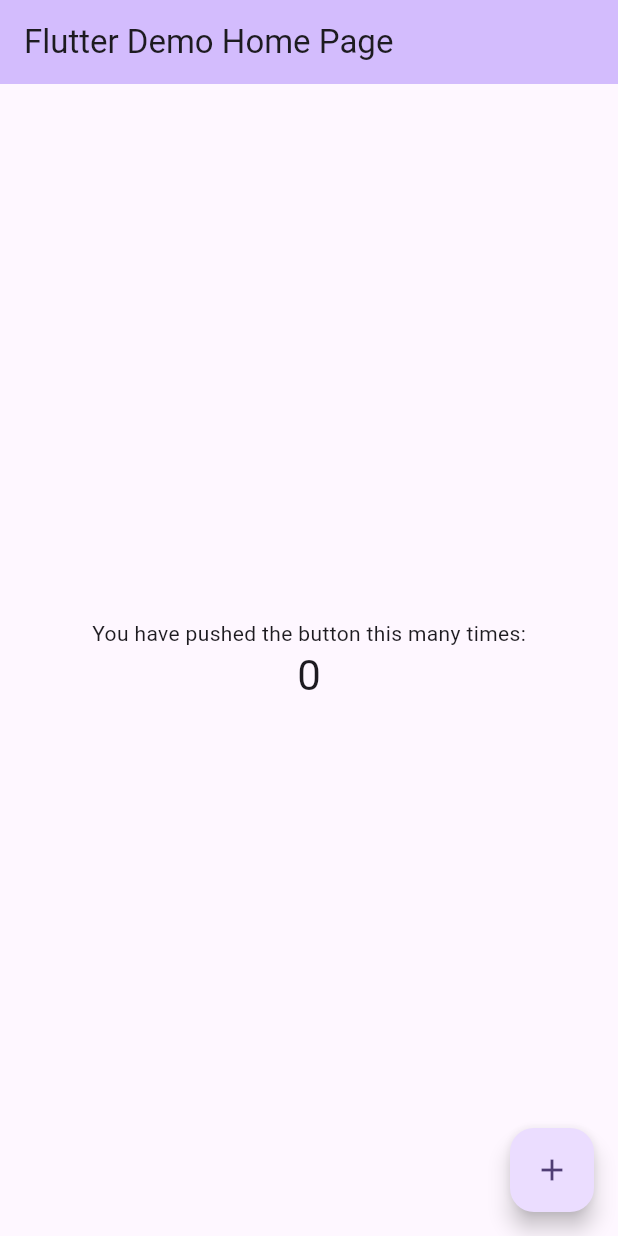
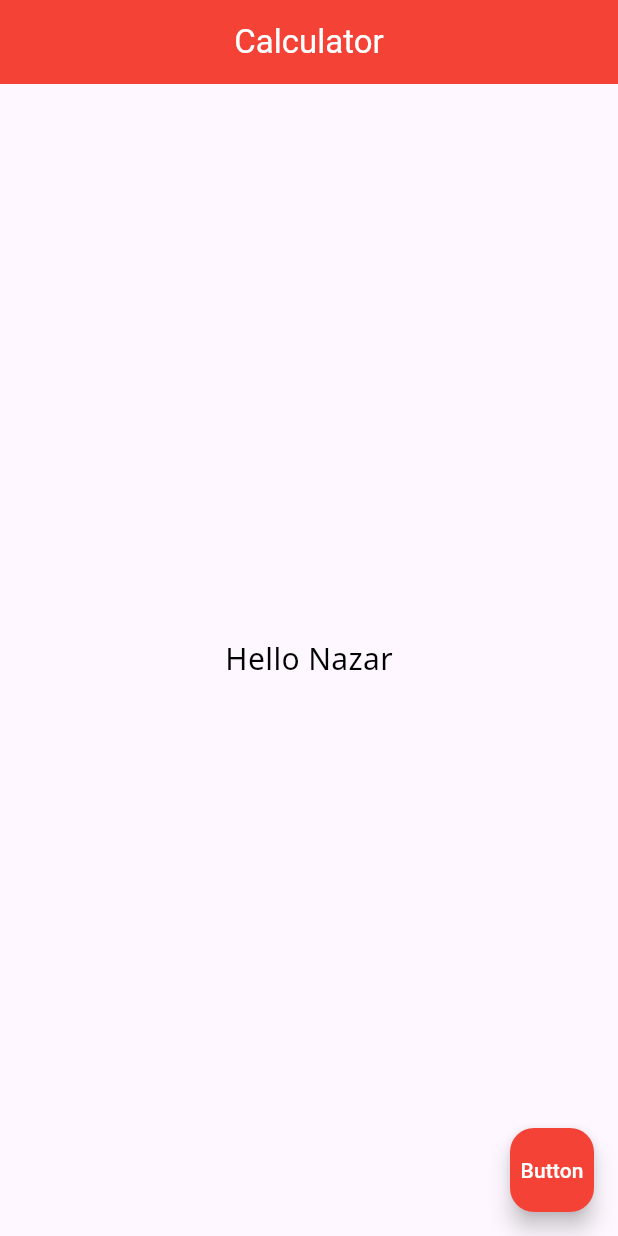
Before and after one commit to RudovichNazar23/DartCalculator, a Flutter app: the screen it shows after launch, on a phone screen of 412 x 824 dp. Run offline on Flutter 3.47's test engine with Material 3 defaults, Android fonts, the phone set to English and light mode, and no system bars.

Commit message:
added some basic landing and new fonts

```diff
--- a/lib/main.dart
+++ b/lib/main.dart
@@ -1,125 +1,48 @@
 import 'package:flutter/material.dart';
 
 void main() {
-  runApp(const MyApp());
-}
+  runApp(MaterialApp(
+    home: Home()
+)); }
 
-class MyApp extends StatelessWidget {
-  const MyApp({super.key});
+class Home extends StatelessWidget {
+  final String username = "Nazar";
 
-  // This widget is the root of your application.
+  const Home({super.key});
+
   @override
   Widget build(BuildContext context) {
-    return MaterialApp(
-      title: 'Flutter Demo',
-      theme: ThemeData(
-        // This is the theme of your application.
-        //
-        // TRY THIS: Try running your application with "flutter run". You'll see
-        // the application has a purple toolbar. Then, without quitting the app,
-        // try changing the seedColor in the colorScheme below to Colors.green
-        // and then invoke "hot reload" (save your changes or press the "hot
-        // reload" button in a Flutter-supported IDE, or press "r" if you used
-        // the command line to start the app).
-        //
-        // Notice that the counter didn't reset back to zero; the application
-        // state is not lost during the reload. To reset the state, use hot
-        // restart instead.
-        //
-        // This works for code too, not just values: Most code changes can be
-        // tested with just a hot reload.
-        colorScheme: ColorScheme.fromSeed(seedColor: Colors.deepPurple),
-        useMaterial3: true,
+    return Scaffold(
+      appBar: AppBar(
+        title: Text(
+          "Calculator",
+          style: TextStyle(
+              color: Colors.white
+          ),
+        ),
+        backgroundColor: Colors.red[500],
+        centerTitle: true,
       ),
-      home: const MyHomePage(title: 'Flutter Demo Home Page'),
+      body: Center(
+        child: Text(
+          "Hello $username",
+          style: TextStyle(
+              color: Colors.black,
+              fontSize: 20,
+              fontFamily: "NotoSansNewa"
+          ),
+        ),
+      ),
+      floatingActionButton: FloatingActionButton(
+        backgroundColor: Colors.red[500],
+        onPressed:  () {},
+        child: Text(
+          "Button",
+          style: TextStyle(
+            color: Colors.white,
+          ),
+        ),
+      ),
     );
   }
 }
-
-class MyHomePage extends StatefulWidget {
-  const MyHomePage({super.key, required this.title});
-
-  // This widget is the home page of your application. It is stateful, meaning
-  // that it has a State object (defined below) that contains fields that affect
-  // how it looks.
-
-  // This class is the configuration for the state. It holds the values (in this
-  // case the title) provided by the parent (in this case the App widget) and
-  // used by the build method of the State. Fields in a Widget subclass are
-  // always marked "final".
-
-  final String title;
-
-  @override
-  State<MyHomePage> createState() => _MyHomePageState();
-}
-
-class _MyHomePageState extends State<MyHomePage> {
-  int _counter = 0;
-
-  void _incrementCounter() {
-    setState(() {
-      // This call to setState tells the Flutter framework that something has
-      // changed in this State, which causes it to rerun the build method below
-      // so that the display can reflect the updated values. If we changed
-      // _counter without calling setState(), then the build method would not be
-      // called again, and so nothing would appear to happen.
-      _counter++;
-    });
-  }
-
-  @override
-  Widget build(BuildContext context) {
-    // This method is rerun every time setState is called, for instance as done
-    // by the _incrementCounter method above.
-    //
-    // The Flutter framework has been optimized to make rerunning build methods
-    // fast, so that you can just rebuild anything that needs updating rather
-    // than having to individually change instances of widgets.
-    return Scaffold(
-      appBar: AppBar(
-        // TRY THIS: Try changing the color here to a specific color (to
-        // Colors.amber, perhaps?) and trigger a hot reload to see the AppBar
-        // change color while the other colors stay the same.
-        backgroundColor: Theme.of(context).colorScheme.inversePrimary,
-        // Here we take the value from the MyHomePage object that was created by
-        // the App.build method, and use it to set our appbar title.
-        title: Text(widget.title),
-      ),
-      body: Center(
-        // Center is a layout widget. It takes a single child and positions it
-        // in the middle of the parent.
-        child: Column(
-          // Column is also a layout widget. It takes a list of children and
-          // arranges them vertically. By default, it sizes itself to fit its
-          // children horizontally, and tries to be as tall as its parent.
-          //
-          // Column has various properties to control how it sizes itself and
-          // how it positions its children. Here we use mainAxisAlignment to
-          // center the children vertically; the main axis here is the vertical
-          // axis because Columns are vertical (the cross axis would be
-          // horizontal).
-          //
-          // TRY THIS: Invoke "debug painting" (choose the "Toggle Debug Paint"
-          // action in the IDE, or press "p" in the console), to see the
-          // wireframe for each widget.
-          mainAxisAlignment: MainAxisAlignment.center,
-          children: <Widget>[
-            const Text(
-              'You have pushed the button this many times:',
-            ),
-            Text(
-              '$_counter',
-              style: Theme.of(context).textTheme.headlineMedium,
-            ),
-          ],
-        ),
-      ),
-      floatingActionButton: FloatingActionButton(
-        onPressed: _incrementCounter,
-        tooltip: 'Increment',
-        child: const Icon(Icons.add),
-      ), // This trailing comma makes auto-formatting nicer for build methods.
-    );
-  }
-}
```
Also changed, not shown: pubspec.yaml (+5 -66 lines), fonts/NotoSansNewa-Regular.ttf (added), 1 other file.
